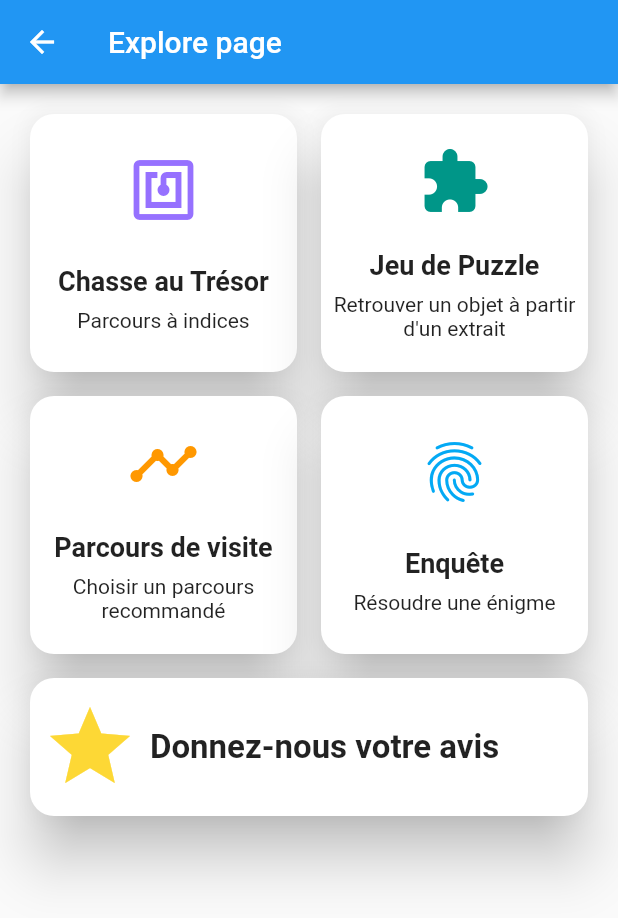
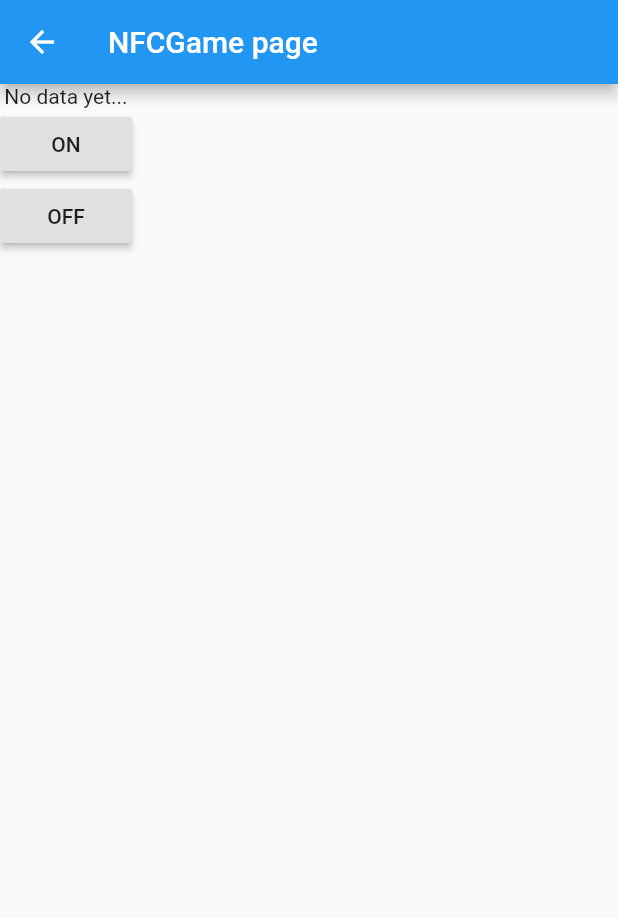
Before and after one commit to AlexBolot/Explore-ton-musee, a Flutter app: the Explore screen opened by its route, after a tap on "Chasse au Trésor", on a phone screen of 412 x 824 dp. Shown: the top 918 px of the screen. Run offline on Flutter 3.47's test engine with Material 2 defaults, Android fonts, the light colour scheme and no system bars; missing offline and left inert: flutter_nfc_reader.

Commit message:
Adding NFC plugin (but can't test game with Motorola phone)

```diff
--- a/lib/main.dart
+++ b/lib/main.dart
@@ -1,5 +1,6 @@
 import 'package:explore_ton_musee/pages/visitor/about_us.dart';
 import 'package:explore_ton_musee/pages/visitor/explore/explore.dart';
+import 'package:explore_ton_musee/pages/visitor/explore/nfc_game.dart';
 import 'package:explore_ton_musee/pages/visitor/home_page.dart';
 import 'package:explore_ton_musee/pages/splash_screen.dart';
 import 'package:flutter/material.dart';
@@ -19,6 +20,7 @@ class MyApp extends StatelessWidget {
         HomePage.routeName: (context) => HomePage(),
         AboutUs.routeName: (context) => AboutUs(),
         Explore.routeName: (context) => Explore(),
+        NFCGame.routeName: (context) => NFCGame(),
       },
     );
   }
--- a/lib/pages/visitor/explore/explore.dart
+++ b/lib/pages/visitor/explore/explore.dart
@@ -1,4 +1,5 @@
 import 'package:explore_ton_musee/main.dart';
+import 'package:explore_ton_musee/pages/visitor/explore/nfc_game.dart';
 import 'package:explore_ton_musee/widgets/menu_item.dart';
 import 'package:flutter/material.dart';
 
@@ -33,6 +34,7 @@ class _ExploreState extends State<Explore> {
               color: MenuItem.purple,
               title: 'Chasse au Trésor',
               content: 'Parcours à indices',
+              onPressed: ()=> Navigator.of(context).pushNamed(NFCGame.routeName),
             ),
             MenuItem.vertical(
               height: 180,
--- /dev/null
+++ b/lib/pages/visitor/explore/nfc_game.dart
@@ -0,0 +1,62 @@
+import 'package:flutter/material.dart';
+import 'package:flutter_nfc_reader/flutter_nfc_reader.dart';
+import 'package:flutter/services.dart';
+
+class NFCGame extends StatefulWidget {
+  static const String routeName = "/NFCGame";
+
+  final String title;
+
+  const NFCGame({this.title = 'NFCGame page'});
+
+  @override
+  _NFCGameState createState() => _NFCGameState();
+}
+
+class _NFCGameState extends State<NFCGame> {
+  String data = 'No data yet...';
+
+  @override
+  Widget build(BuildContext context) {
+    return Scaffold(
+      appBar: AppBar(title: Text(widget.title)),
+      body: Container(
+        child: Column(
+          children: <Widget>[
+            Text(data),
+            RaisedButton(
+              onPressed: startNFC,
+              child: Text('ON'),
+            ),
+            RaisedButton(
+              onPressed: stopNFC,
+              child: Text('OFF'),
+            ),
+          ],
+        ),
+      ),
+    );
+  }
+
+  Future<void> startNFC() async {
+    String response;
+
+    try {
+      response = await FlutterNfcReader.read;
+    } on PlatformException {
+      response = 'reading...';
+    }
+    setState(() {
+      data = response;
+    });
+  }
+
+  Future<void> stopNFC() async {
+    try {
+      await FlutterNfcReader.stop;
+    } on PlatformException {
+      print('AAAAHHHHH');
+    }
+    setState(() {});
+  }
+}
--- a/pubspec.yaml
+++ b/pubspec.yaml
@@ -17,7 +17,7 @@ dependencies:
     sdk: flutter
 
   barcode_scan:
-
+  flutter_nfc_reader:
 
   # The following adds the Cupertino Icons font to your application.
   # Use with the CupertinoIcons class for iOS style icons.
```
Also changed, not shown: 1 other file.
